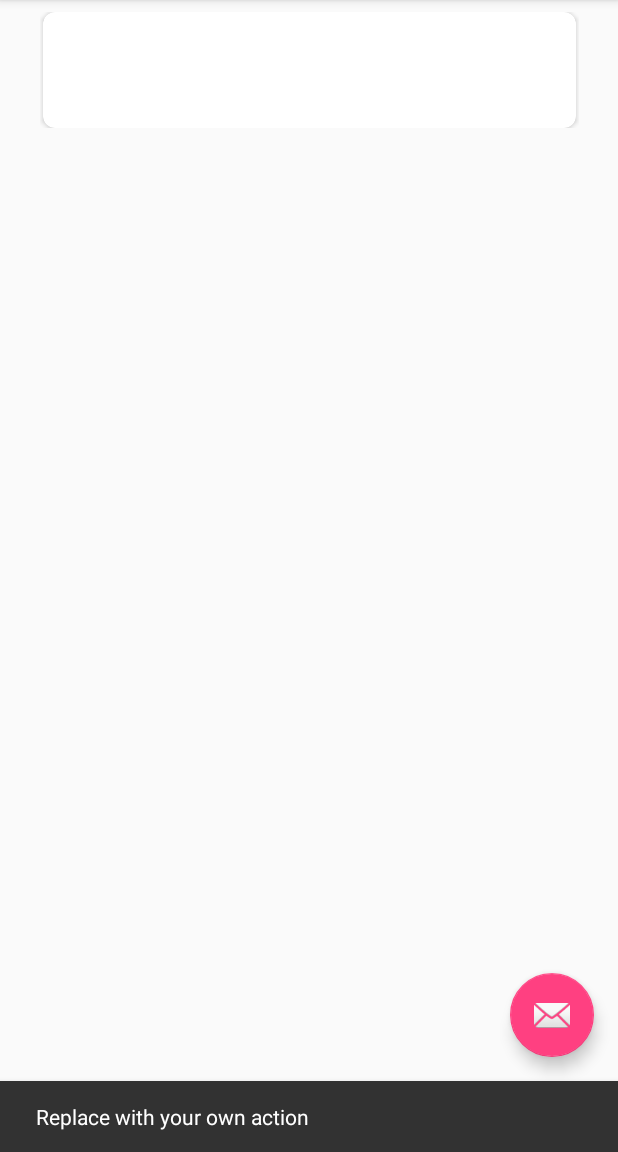
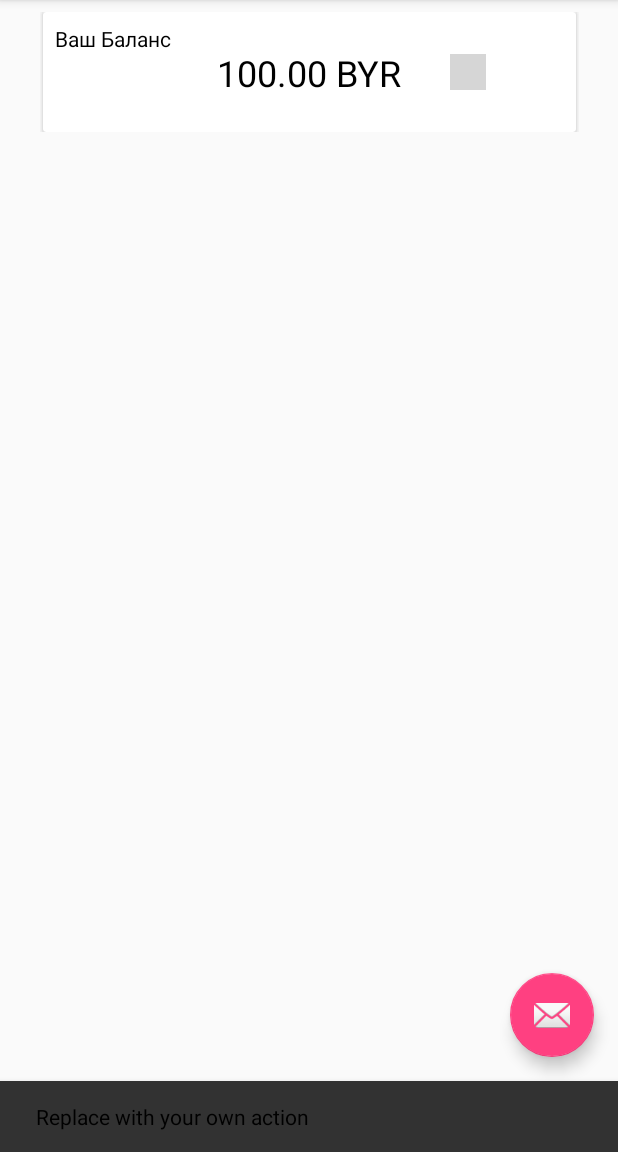
Before and after one commit to wr30m/MoneyManager, an Android app: the screen it shows after launch (MainActivity), after a tap on an icon or button, on a phone screen of 412 x 824 dp, the part 84-1236 px from its top. Run offline under Robolectric (Android 15) with nearby library versions, the phone set to English and light mode, and no system bars; grey boxes are pictures that could not be loaded.

Commit message:
add cardView for Balance

```diff
--- /dev/null
+++ b/app/src/main/java/com/wr30mggmail/moneymanager/models/Balance.java
@@ -0,0 +1,8 @@
+package com.wr30mggmail.moneymanager.models;
+
+/**
+ * Created by kirazavrik on 4.1.18.
+ */
+
+public class Balance {
+}
--- a/app/src/main/res/layout/content_main.xml
+++ b/app/src/main/res/layout/content_main.xml
@@ -12,7 +12,7 @@
         android:id="@+id/balance_fragment"
         android:name="com.wr30mggmail.moneymanager.BalanceFragment"
         android:layout_width="359dp"
-        android:layout_height="77dp"
+        android:layout_height="80dp"
         android:layout_marginEnd="8dp"
         android:layout_marginStart="8dp"
         android:layout_marginTop="8dp"
--- a/app/src/main/res/layout/fragment_balance.xml
+++ b/app/src/main/res/layout/fragment_balance.xml
@@ -8,10 +8,54 @@
     <android.support.v7.widget.CardView
         android:layout_width="match_parent"
         android:layout_height="match_parent"
-        app:cardCornerRadius="8dp"
+        app:cardCornerRadius="2dp"
         android:layout_marginLeft="@dimen/cardview_default_radius"
         android:layout_marginRight="@dimen/cardview_default_radius">
 
+        <android.support.constraint.ConstraintLayout
+            android:layout_width="match_parent"
+            android:layout_height="match_parent">
+
+
+            <TextView
+                android:id="@+id/balance_card_title"
+                android:layout_width="wrap_content"
+                android:layout_height="wrap_content"
+                android:layout_marginStart="8dp"
+                android:layout_marginTop="8dp"
+                android:text="@string/balance_card_title"
+                app:layout_constraintStart_toStartOf="parent"
+                app:layout_constraintTop_toTopOf="parent" />
+
+            <TextView
+                android:id="@+id/balance_text"
+                android:layout_width="wrap_content"
+                android:layout_height="wrap_content"
+                android:text="@string/balance_amount"
+                android:textSize="24sp"
+                app:layout_constraintBottom_toBottomOf="parent"
+                app:layout_constraintEnd_toEndOf="parent"
+                app:layout_constraintHorizontal_bias="0.5"
+                app:layout_constraintStart_toStartOf="parent"
+                app:layout_constraintTop_toTopOf="parent" />
+
+            <ImageButton
+                android:id="@+id/imageButton"
+                android:layout_width="24dp"
+                android:layout_height="24dp"
+                android:layout_marginBottom="8dp"
+                android:layout_marginEnd="32dp"
+                android:layout_marginStart="4dp"
+                android:layout_marginTop="8dp"
+                android:background="#FFFFFF"
+                android:scaleType="fitXY"
+                android:src="@drawable/ic_edit_black_24dp"
+                app:layout_constraintBottom_toBottomOf="parent"
+                app:layout_constraintEnd_toEndOf="parent"
+                app:layout_constraintStart_toEndOf="@+id/balance_text"
+                app:layout_constraintTop_toTopOf="parent" />
+
+        </android.support.constraint.ConstraintLayout>
 
 
     </android.support.v7.widget.CardView>
--- a/app/src/main/res/values/colors.xml
+++ b/app/src/main/res/values/colors.xml
@@ -1,6 +1,9 @@
-<?xml version="1.0" encoding="utf-8"?>
+<!--?xml version="1.0" encoding="UTF-8"?-->
 <resources>
-    <color name="colorPrimary">#3F51B5</color>
-    <color name="colorPrimaryDark">#303F9F</color>
-    <color name="colorAccent">#FF4081</color>
+  <color name="primaryColor">#3949ab</color>
+  <color name="primaryLightColor">#6f74dd</color>
+  <color name="primaryDarkColor">#00227b</color>
+  <color name="primaryTextColor">#ffffff</color>
+  <color name="accent">#ff4081</color>
+  <color name="textColor">#000000</color>
 </resources>
--- a/app/src/main/res/values/strings.xml
+++ b/app/src/main/res/values/strings.xml
@@ -1,6 +1,8 @@
 <resources>
     <string name="app_name">MoneyManager</string>
     <string name="action_settings">Settings</string>
+    <string name="balance_card_title">Ваш Баланс</string>
+    <string name="balance_amount">100.00 BYR</string>
 
     <!-- TODO: Remove or change this placeholder text -->
     <string name="hello_blank_fragment">Hello blank fragment</string>
--- a/app/src/main/res/values/styles.xml
+++ b/app/src/main/res/values/styles.xml
@@ -3,14 +3,21 @@
     <!-- Base application theme. -->
     <style name="AppTheme" parent="Theme.AppCompat.Light.DarkActionBar">
         <!-- Customize your theme here. -->
-        <item name="colorPrimary">@color/colorPrimary</item>
-        <item name="colorPrimaryDark">@color/colorPrimaryDark</item>
-        <item name="colorAccent">@color/colorAccent</item>
+        <item name="colorPrimary">@color/primaryColor</item>
+        <item name="colorPrimaryDark">@color/primaryDarkColor</item>
+        <item name="colorAccent">@color/accent</item>
     </style>
 
     <style name="AppTheme.NoActionBar">
         <item name="windowActionBar">false</item>
         <item name="windowNoTitle">true</item>
+        <item name="colorPrimary">@color/primaryColor</item>
+        <item name="colorPrimaryDark">@color/primaryDarkColor</item>
+        <item name="colorAccent">@color/accent</item>
+        <item name="android:textColor">@color/textColor</item>
+        <item name="android:typeface">normal</item>
+        <item name="android:textSize">14sp</item>
+
     </style>
 
     <style name="AppTheme.AppBarOverlay" parent="ThemeOverlay.AppCompat.Dark.ActionBar" />
```
